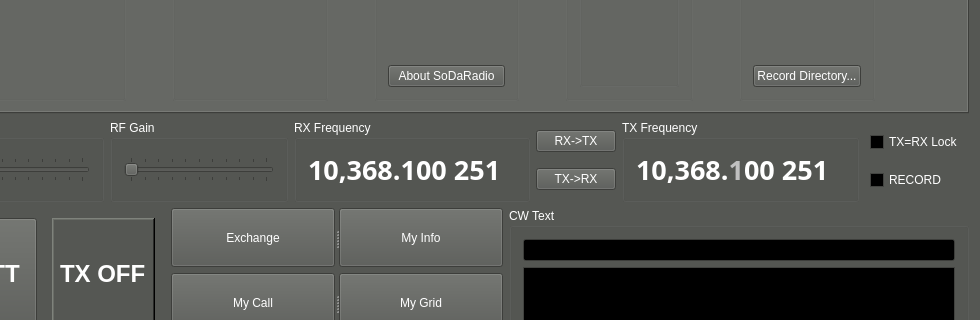
Old version of the form qtgui/mainwindow.ui in the repository kb1vc/SoDaRadio; both pictures show x 300 to 1280 and y 267 to 587 of the 1280 by 810 pixel window.
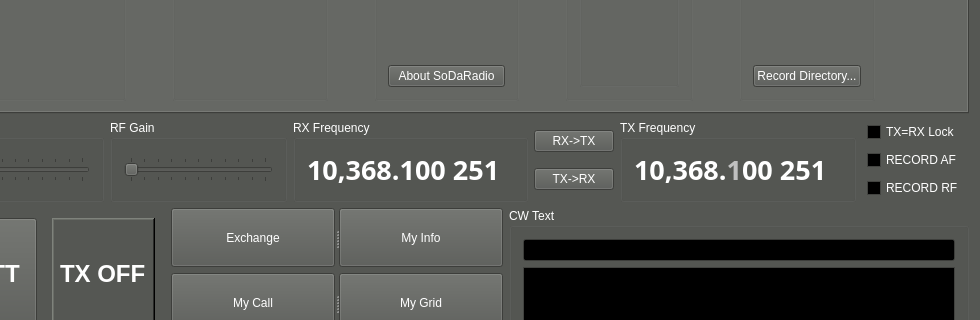
New version of the form. Icons and pictures are not drawn. Custom widgets are drawn as their Qt base class.

Commit message: Added IF/RF Record button -- writes complex floats directly from 625kS/sec IF stream to an output file dd-MMM-yy_hhmmss.cf

What changed in the file:
```diff
--- a/qtgui/mainwindow.ui
+++ b/qtgui/mainwindow.ui
@@ -2488,7 +2488,17 @@
            <string>&lt;html&gt;&lt;head/&gt;&lt;body&gt;&lt;p&gt;Record previous 10 seconds and following to &lt;/p&gt;&lt;p&gt;&lt;span style=&quot; font-weight:600;&quot;&gt;dd-MMM-yy_HHmmss.flac&lt;/span&gt;&lt;/p&gt;&lt;p&gt;in the &amp;quot;&lt;span style=&quot; font-style:italic;&quot;&gt;Record Directory&lt;/span&gt;&amp;quot; (selected in &lt;span style=&quot; font-weight:600;&quot;&gt;Settings&lt;/span&gt;, defaults to &lt;span style=&quot; font-style:italic;&quot;&gt;current directory&lt;/span&gt;)&lt;/p&gt;&lt;/body&gt;&lt;/html&gt;</string>
           </property>
           <property name="text">
-           <string>RECORD</string>
+           <string>RECORD AF</string>
+          </property>
+         </widget>
+        </item>
+        <item>
+         <widget class="QCheckBox" name="RecordRF_chk">
+          <property name="toolTip">
+           <string>&lt;html&gt;&lt;head/&gt;&lt;body&gt;&lt;p&gt;Record raw IQ samples from RF stream. &lt;/p&gt;&lt;p&gt;&lt;br/&gt;&lt;/p&gt;&lt;p&gt;Recording RF will consume approximately 5MB of disk storage per second.  &lt;/p&gt;&lt;/body&gt;&lt;/html&gt;</string>
+          </property>
+          <property name="text">
+           <string>RECORD RF</string>
           </property>
          </widget>
         </item>
```
The commit also changes 9 other files.
